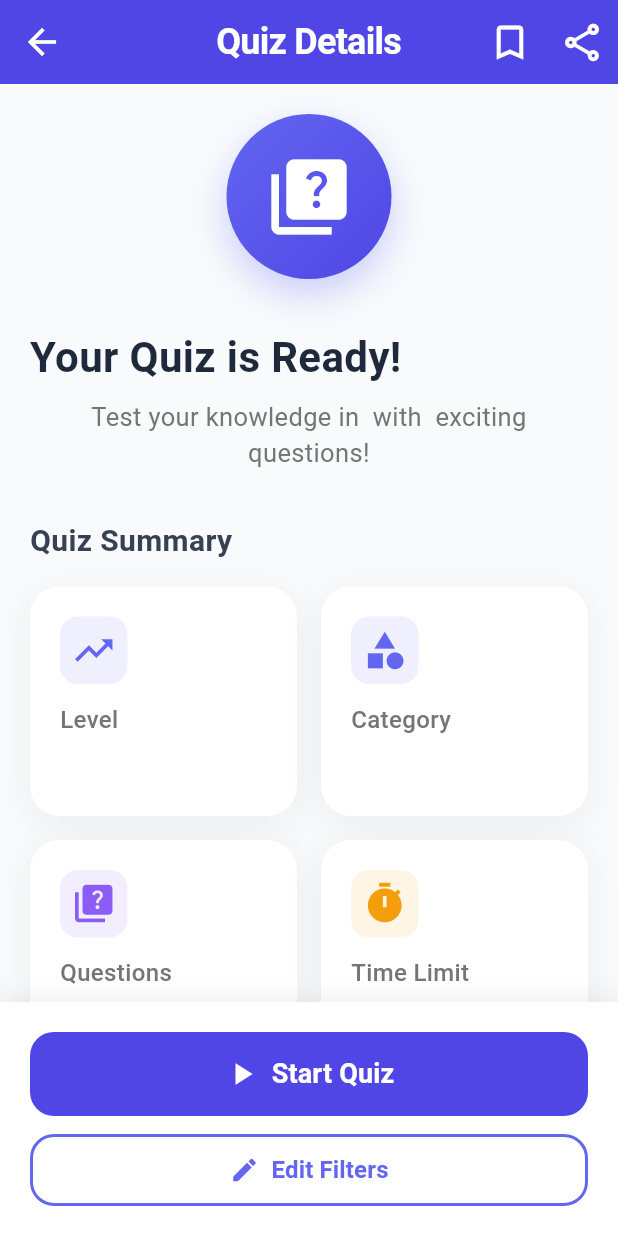
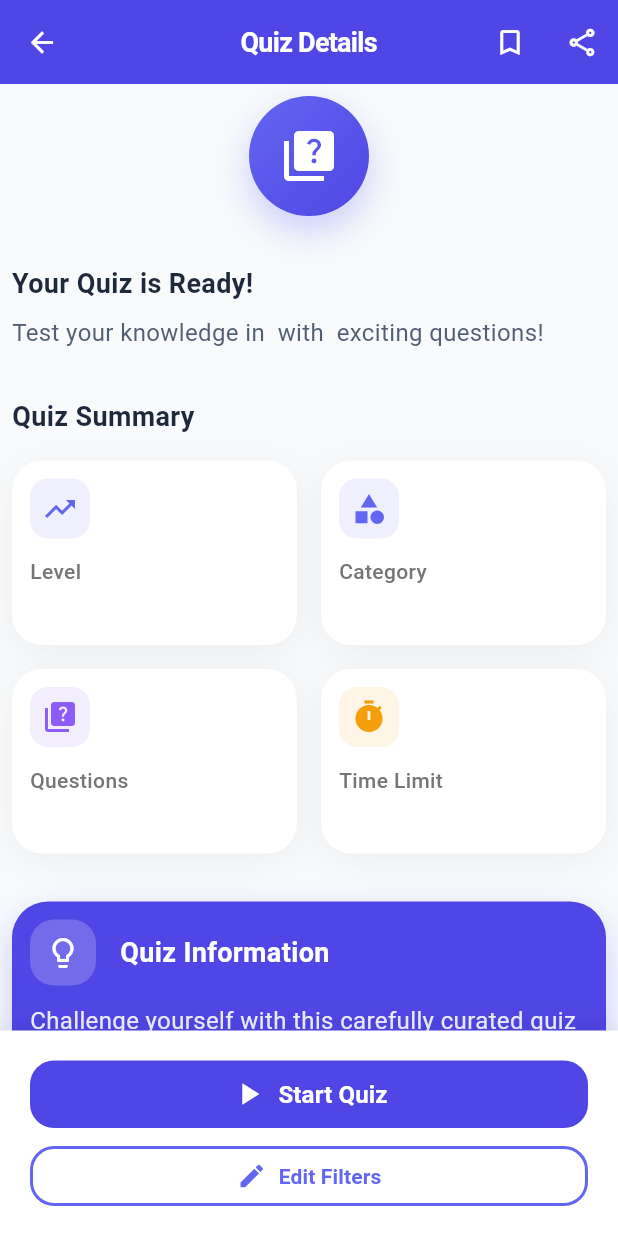
Before and after one commit to ngothanhtien/IMPENGLISH-APP-CLIENT, a Flutter app: the QuizDetailScreen screen opened directly with empty values, on a phone screen of 412 x 824 dp. Run offline on Flutter 3.47's test engine with Material 3 defaults, Android fonts, the phone set to English and light mode, and no system bars; our stand-ins replace audioplayers, circular_countdown_timer, convex_bottom_bar, fl_chart, flutter_dotenv, flutter_secure_storage and 9 more; missing offline and left inert: record; accounts and stored records are empty; network calls fail.

Commit message:
update: update ui quiz, detail quiz, do quiz and result quiz

```diff
--- a/lib/component/countdown_timer/countdown_timer.dart
+++ b/lib/component/countdown_timer/countdown_timer.dart
@@ -45,10 +45,10 @@ class _CountdownTimerWidgetState extends State<CountdownTimerWidget> {
             begin: Alignment.topCenter,
             end: Alignment.bottomCenter,
           ),
-          strokeWidth: 6,
+          strokeWidth: 4,
           strokeCap: StrokeCap.round,
           textStyle: TextStyle(
-            fontSize: 18,
+            fontSize: 15,
             color: Colors.grey.shade600,
             fontWeight: FontWeight.bold,
           ),
--- a/lib/component/widgets/filter_chip_widget.dart
+++ b/lib/component/widgets/filter_chip_widget.dart
@@ -23,13 +23,13 @@ class FilterChipWidget extends StatelessWidget {
           onTap: () => onSelected(option),
           child: AnimatedContainer(
             duration: const Duration(milliseconds: 200),
-            padding:  const EdgeInsets.symmetric(horizontal: 20, vertical: 12),
+            padding:  const EdgeInsets.symmetric(horizontal: 12, vertical: 8),
             decoration: BoxDecoration(
               color: isSelected ? const Color(0xFF4F46E5) : Colors.white,
               borderRadius: BorderRadius.circular(25),
               border: Border.all(
                 color: isSelected ? const Color(0xFF4F46E5) : const Color(0xFFE2E8F0),
-                width: 2.2,
+                width: 1.5,
               ),
               boxShadow: [
                 BoxShadow(
@@ -44,7 +44,7 @@ class FilterChipWidget extends StatelessWidget {
               style: TextStyle(
                 color: isSelected ? Colors.white : const Color(0xFF64748B),
                 fontWeight: isSelected ? FontWeight.w900: FontWeight.w700,
-                fontSize: isSelected ? 18 : 16,
+                fontSize: isSelected ? 16 : 14,
               ),
             ),
           ),
--- a/lib/component/widgets/quiz_detail_card.dart
+++ b/lib/component/widgets/quiz_detail_card.dart
@@ -17,7 +17,7 @@ class QuizDetailCard extends StatelessWidget {
   @override
   Widget build(BuildContext context) {
     return Container(
-      padding: const EdgeInsets.all(20),
+      padding: const EdgeInsets.all(12),
       decoration: BoxDecoration(
         color: Colors.white,
         borderRadius: BorderRadius.circular(20),
@@ -33,8 +33,8 @@ class QuizDetailCard extends StatelessWidget {
         crossAxisAlignment: CrossAxisAlignment.start,
         children: [
           Container(
-            width: 45,
-            height: 45,
+            width: 40,
+            height: 40,
             decoration: BoxDecoration(
               color: color.withOpacity(0.1),
               borderRadius: BorderRadius.circular(12),
@@ -42,14 +42,14 @@ class QuizDetailCard extends StatelessWidget {
             child: Icon(
               icon,
               color: color,
-              size: 30,
+              size: 24,
             ),
           ),
           const SizedBox(height: 12),
           Text(
             label,
             style: TextStyle(
-              fontSize: 16,
+              fontSize: 14,
               color: Colors.grey[600],
               fontWeight: FontWeight.w500,
             ),
@@ -58,7 +58,7 @@ class QuizDetailCard extends StatelessWidget {
           Text(
             value,
             style: const TextStyle(
-              fontSize: 20,
+              fontSize: 16,
               fontWeight: FontWeight.w700,
               color: Color(0xFF1E293B),
             ),
--- a/lib/component/widgets/quiz_info_card.dart
+++ b/lib/component/widgets/quiz_info_card.dart
@@ -17,7 +17,7 @@ class QuizInfoCard extends StatelessWidget {
   @override
   Widget build(BuildContext context) {
     return Container(
-      padding: const EdgeInsets.all(24),
+      padding: const EdgeInsets.all(12),
       decoration: BoxDecoration(
         color: const Color(0xFF4F46E5),
         borderRadius: BorderRadius.circular(24),
@@ -35,8 +35,8 @@ class QuizInfoCard extends StatelessWidget {
           Row(
             children: [
               Container(
-                width: 48,
-                height: 48,
+                width: 44,
+                height: 44,
                 decoration: BoxDecoration(
                   color: Colors.white.withOpacity(0.2),
                   borderRadius: BorderRadius.circular(16),
@@ -52,7 +52,7 @@ class QuizInfoCard extends StatelessWidget {
                 child: Text(
                   'Quiz Information',
                   style: TextStyle(
-                    fontSize: 22,
+                    fontSize: 18,
                     fontWeight: FontWeight.w700,
                     color: Colors.white,
                   ),
@@ -60,18 +60,18 @@ class QuizInfoCard extends StatelessWidget {
               ),
             ],
           ),
-          const SizedBox(height: 20),
+          const SizedBox(height: 12),
 
           Text(
             _getQuizDescription(),
             style: TextStyle(
-              fontSize: 17,
+              fontSize: 16,
               color: Colors.white.withOpacity(0.9),
               fontWeight: FontWeight.w400,
               height: 1.5,
             ),
           ),
-          const SizedBox(height: 20),
+          const SizedBox(height: 12),
 
           // Quick stats
           Row(
@@ -100,7 +100,7 @@ class QuizInfoCard extends StatelessWidget {
         Text(
           text,
           style: TextStyle(
-            fontSize: 16,
+            fontSize: 14,
             color: Colors.white.withOpacity(0.8),
             fontWeight: FontWeight.w500,
           ),
--- a/lib/presentation/screens/menu_screen/quiz/quiz_detail_screen.dart
+++ b/lib/presentation/screens/menu_screen/quiz/quiz_detail_screen.dart
@@ -104,23 +104,23 @@ class _QuizDetailScreenState extends State<QuizDetailScreen>
         title:  Text('Quiz Details',
           style: TextStyle(
             fontWeight: FontWeight.w700,
-            fontSize: 24,
+            fontSize: 18,
             color: Colors.white,
             letterSpacing: -0.5
           ),
         ),
         centerTitle: true,
         leading: IconButton(
-          icon: const Icon(Icons.arrow_back,size: 28,color: Colors.white,),
+          icon: const Icon(Icons.arrow_back,size: 22,color: Colors.white,),
           onPressed: () => context.pop(),
         ),
         actions: [
           IconButton(
-            icon: const Icon(Icons.bookmark_outline,size: 30,color: Colors.white),
+            icon: const Icon(Icons.bookmark_outline,size: 22,color: Colors.white),
             onPressed: () => _showFeatureComingSoon('Bookmark'),
           ),
           IconButton(
-            icon: const Icon(Icons.share_outlined,size: 30,color: Colors.white),
+            icon: const Icon(Icons.share_outlined,size: 22,color: Colors.white),
             onPressed: () => _showFeatureComingSoon('Share'),
           ),
         ],
@@ -133,15 +133,15 @@ class _QuizDetailScreenState extends State<QuizDetailScreen>
             children: [
               Expanded(
                 child: SingleChildScrollView(
-                  padding: const EdgeInsets.all(20),
+                  padding: const EdgeInsets.all(8),
                   child: Column(
                     crossAxisAlignment: CrossAxisAlignment.start,
                     children: [
                       // Quiz illustration
                       Center(
                         child: Container(
-                          width: 110,
-                          height: 110,
+                          width: 80,
+                          height: 80,
                           decoration: BoxDecoration(
                             gradient: const LinearGradient(
                               begin: Alignment.topLeft,
@@ -162,7 +162,7 @@ class _QuizDetailScreenState extends State<QuizDetailScreen>
                           ),
                           child: const Icon(
                             Icons.quiz,
-                            size: 60,
+                            size: 40,
                             color: Colors.white,
                           ),
                         ),
@@ -173,7 +173,7 @@ class _QuizDetailScreenState extends State<QuizDetailScreen>
                       const Text(
                         'Your Quiz is Ready!',
                         style: TextStyle(
-                          fontSize: 28,
+                          fontSize: 18,
                           fontWeight: FontWeight.w700,
                           color: Color(0xFF1E293B),
                         ),
@@ -184,11 +184,11 @@ class _QuizDetailScreenState extends State<QuizDetailScreen>
                       Text(
                         'Test your knowledge in ${widget.category} with ${widget.questions} exciting questions!',
                         style: TextStyle(
-                          fontSize: 17,
-                          color: Colors.grey[600],
+                          fontSize: 16,
+                          color: const Color(0xFF525E71),
                           fontWeight: FontWeight.w400,
                         ),
-                        textAlign: TextAlign.center,
+                        textAlign: TextAlign.start,
                       ),
                       const SizedBox(height: 32),
 
@@ -196,9 +196,9 @@ class _QuizDetailScreenState extends State<QuizDetailScreen>
                       const Text(
                         'Quiz Summary',
                         style: TextStyle(
-                          fontSize: 20,
+                          fontSize: 18,
                           fontWeight: FontWeight.w600,
-                          color: Color(0xFF374151),
+                          color: Color(0xFF1E293B),
                         ),
                       ),
                       const SizedBox(height: 16),
@@ -287,7 +287,7 @@ class _QuizDetailScreenState extends State<QuizDetailScreen>
                           // Start Quiz Button
                           SizedBox(
                             width: double.infinity,
-                            height: 56,
+                            height: 45,
                             child: ElevatedButton(
                               onPressed: () => _startQuiz(),
                               style: ElevatedButton.styleFrom(
@@ -306,7 +306,7 @@ class _QuizDetailScreenState extends State<QuizDetailScreen>
                                   Text(
                                     'Start Quiz',
                                     style: TextStyle(
-                                      fontSize: 18,
+                                      fontSize: 16,
                                       fontWeight: FontWeight.w600,
                                     ),
                                   ),
@@ -319,7 +319,7 @@ class _QuizDetailScreenState extends State<QuizDetailScreen>
                           // Edit Filters Button
                           SizedBox(
                             width: double.infinity,
-                            height: 48,
+                            height: 40,
                             child: OutlinedButton(
                               onPressed: () => context.pop(),
                               style: OutlinedButton.styleFrom(
@@ -340,7 +340,7 @@ class _QuizDetailScreenState extends State<QuizDetailScreen>
                                   Text(
                                     'Edit Filters',
                                     style: TextStyle(
-                                      fontSize: 16,
+                                      fontSize: 14,
                                       fontWeight: FontWeight.w600,
                                     ),
                                   ),
@@ -385,16 +385,21 @@ class _QuizDetailScreenState extends State<QuizDetailScreen>
           ),
           title: const Row(
             children: [
-              Icon(Icons.play_circle, color: Color(0xFF4F46E5), size: 40),
+              Icon(Icons.play_circle, color: Color(0xFF4F46E5), size: 32),
               SizedBox(width: 12),
-              Text('Ready to Start?',style: TextStyle(fontWeight: FontWeight.w700),),
+              Text('Ready to Start?',
+                style: TextStyle(
+                  fontWeight: FontWeight.w700,
+                  fontSize: 18
+                ),
+              ),
             ],
           ),
           content: Text(
             'You\'re about to start a ${widget.level} ${widget.category} quiz with ${widget.questions} questions. You have ${widget.timeLimit} to complete it. Good luck!',
             style: TextStyle(
               letterSpacing: -0.2,
-              fontSize: 17,
+              fontSize: 14,
               height: 1.5
             ),
           ),
@@ -403,7 +408,7 @@ class _QuizDetailScreenState extends State<QuizDetailScreen>
               onPressed: () => context.pop(),
               child: const Text('Cancel',
                 style: TextStyle(
-                  fontSize: 16,
+                  fontSize: 14,
                   color: Colors.black54
                 ),
               ),
@@ -426,7 +431,8 @@ class _QuizDetailScreenState extends State<QuizDetailScreen>
               ),
               child: const Text('Start Now',
                 style: TextStyle(
-                  fontSize: 16,
+                  fontSize: 14,
+                  fontWeight: FontWeight.w700
                 ),
               ),
             ),
```
Also changed, not shown: lib/component/widgets/question_card.dart (+8 -7 lines), lib/component/widgets/question_result_card.dart (+14 -9 lines), lib/component/widgets/result_summary_card.dart (+7 -7 lines), lib/component/widgets/stats_chart.dart (+9 -9 lines), lib/presentation/screens/menu_screen/quiz/quiz_questions_screen.dart (+20 -18 lines), lib/presentation/screens/menu_screen/quiz/quiz_results_screen.dart (+20 -17 lines), lib/presentation/screens/menu_screen/quiz/quiz_screen.dart (+23 -19 lines).
